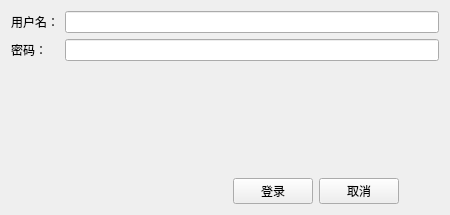
Above: css/main/loginwidget.ui from JZhq/CSS before the change. Below: the same form after it.
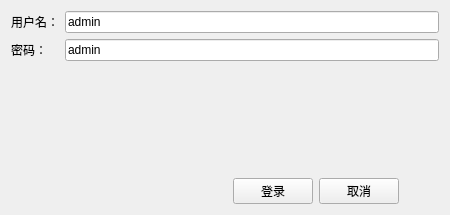
That is the form after the change.

Patch:
```diff
--- a/css/main/loginwidget.ui
+++ b/css/main/loginwidget.ui
@@ -31,6 +31,9 @@
          <verstretch>0</verstretch>
         </sizepolicy>
        </property>
+       <property name="text">
+        <string>admin</string>
+       </property>
       </widget>
      </item>
      <item row="1" column="0">
@@ -48,6 +51,9 @@
          <verstretch>0</verstretch>
         </sizepolicy>
        </property>
+       <property name="text">
+        <string>admin</string>
+       </property>
       </widget>
      </item>
     </layout>
```
